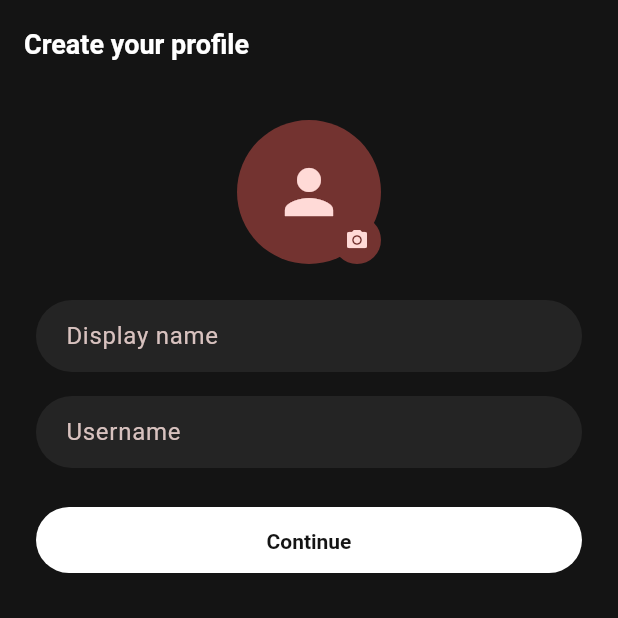
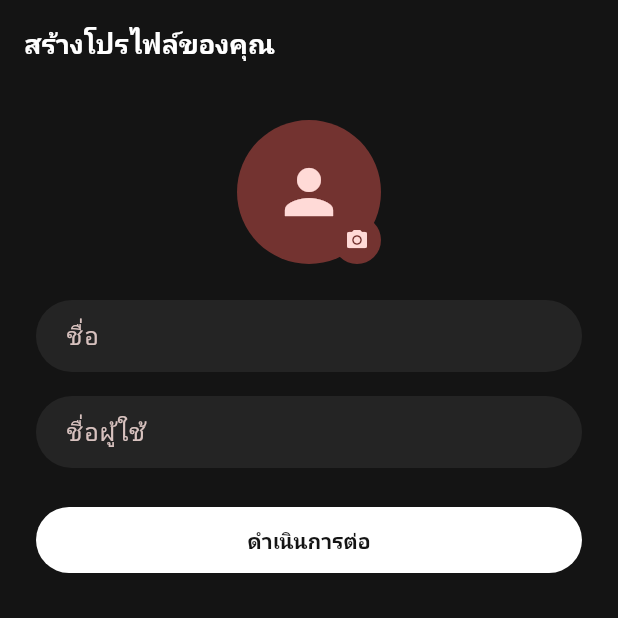
Before and after one commit to fark-tee/fark-tee-app, a Flutter app: the CreateProfileScreen screen opened by its route, on a phone screen of 412 x 824 dp, the top half of it. Run offline on Flutter 3.47's test engine with Material 3 defaults, Android fonts, the phone set to English and light mode, and no system bars; our stand-ins replace audioplayers, dio, firebase_core, firebase_messaging, flutter_dotenv, flutter_local_notifications and 6 more; missing offline and left inert: flutter_web_auth_2; accounts and stored records are empty; Roboto replaces fonts that are missing (Prompt).

Commit message:
✨feat: Localize UI text to Thai across various screens and components

```diff
--- a/lib/core/location/location_service.dart
+++ b/lib/core/location/location_service.dart
@@ -12,7 +12,7 @@ class LocationService {
   Future<LatLng> getCurrentPosition() async {
     if (!await Geolocator.isLocationServiceEnabled()) {
       throw const LocationServiceException(
-        'Location services are turned off. Enable them to share your position.',
+        'บริการระบุตำแหน่งถูกปิดอยู่ กรุณาเปิดใช้งานเพื่อแชร์ตำแหน่งของคุณ',
       );
     }
 
@@ -24,7 +24,7 @@ class LocationService {
     if (permission == LocationPermission.denied ||
         permission == LocationPermission.deniedForever) {
       throw const LocationServiceException(
-        'Location permission is required to share your position.',
+        'ต้องได้รับสิทธิ์เข้าถึงตำแหน่งเพื่อแชร์ตำแหน่งของคุณ',
       );
     }
 
--- a/lib/core/notifications/nudge_notification_service.dart
+++ b/lib/core/notifications/nudge_notification_service.dart
@@ -36,9 +36,9 @@ class NudgeNotificationService {
   final FlutterLocalNotificationsPlugin plugin;
 
   static const String channelId = 'nudge_channel';
-  static const String channelName = 'Nudge Alerts';
+  static const String channelName = 'แจ้งเตือนเร่งเพื่อน';
   static const String channelDescription =
-      'Full-screen alerts when a friend nudges you to hurry up to a meetup.';
+      'แจ้งเตือนเต็มจอเมื่อเพื่อนเร่งให้คุณรีบมาที่นัด';
 
   static const AndroidNotificationChannel _androidChannel = AndroidNotificationChannel(
     channelId,
--- a/lib/core/places/nominatim_places_repository.dart
+++ b/lib/core/places/nominatim_places_repository.dart
@@ -67,7 +67,7 @@ class NominatimPlacesRepository implements PlacesRepository {
   }
 
   PlaceResult _toPlaceResult(Map<String, dynamic> json) {
-    final displayName = json['display_name'] as String? ?? 'Unknown place';
+    final displayName = json['display_name'] as String? ?? 'ไม่ทราบชื่อสถานที่';
     final shortName = (json['name'] as String?)?.trim();
     final name = (shortName != null && shortName.isNotEmpty)
         ? shortName
--- a/lib/features/auth/auth_controller.dart
+++ b/lib/features/auth/auth_controller.dart
@@ -81,7 +81,7 @@ class AuthController extends ChangeNotifier {
         _update(AuthStatus.authenticated);
       }
     } catch (_) {
-      errorMessage = 'Sign-in was cancelled or failed. Please try again.';
+      errorMessage = 'การเข้าสู่ระบบถูกยกเลิกหรือไม่สำเร็จ กรุณาลองใหม่อีกครั้ง';
       notifyListeners();
     }
   }
@@ -115,7 +115,7 @@ class AuthController extends ChangeNotifier {
       try {
         user = await _authRepository.uploadProfileImage(profileImageFile);
       } on DioException {
-        errorMessage = 'Could not upload your photo. Please try again.';
+        errorMessage = 'อัปโหลดรูปภาพไม่สำเร็จ กรุณาลองใหม่อีกครั้ง';
         notifyListeners();
         return false;
       }
@@ -132,9 +132,9 @@ class AuthController extends ChangeNotifier {
       return true;
     } on DioException catch (e) {
       if (e.response?.statusCode == 409) {
-        usernameError = 'That username is already taken';
+        usernameError = 'ชื่อผู้ใช้นี้ถูกใช้ไปแล้ว';
       } else {
-        errorMessage = 'Could not save your profile. Please try again.';
+        errorMessage = 'บันทึกโปรไฟล์ไม่สำเร็จ กรุณาลองใหม่อีกครั้ง';
       }
       notifyListeners();
       return false;
--- a/lib/features/auth/screens/create_profile_screen.dart
+++ b/lib/features/auth/screens/create_profile_screen.dart
@@ -53,10 +53,10 @@ class _CreateProfileScreenState extends State<CreateProfileScreen> {
   String? _validateUsername(String? value) {
     final trimmed = value?.trim() ?? '';
     if (trimmed.length < 3 || trimmed.length > 20) {
-      return 'Username must be 3-20 characters';
+      return 'ชื่อผู้ใช้ต้องมี 3-20 ตัวอักษร';
     }
     if (!_usernamePattern.hasMatch(trimmed)) {
-      return 'Only letters, numbers, and underscores';
+      return 'ใช้ได้เฉพาะตัวอักษร ตัวเลข และขีดล่างเท่านั้น';
     }
     return context.read<AuthController>().usernameError;
   }
@@ -147,7 +147,7 @@ class _CreateProfileScreenState extends State<CreateProfileScreen> {
     }
 
     return Scaffold(
-      appBar: AppBar(title: const Text('Create your profile')),
+      appBar: AppBar(title: const Text('สร้างโปรไฟล์ของคุณ')),
       body: SafeArea(
         child: Padding(
           padding: const EdgeInsets.all(24),
@@ -182,18 +182,18 @@ class _CreateProfileScreenState extends State<CreateProfileScreen> {
                 TextFormField(
                   controller: _nameController,
                   decoration: const InputDecoration(
-                    labelText: 'Display name',
+                    labelText: 'ชื่อ',
                     border: OutlineInputBorder(),
                   ),
                   textInputAction: TextInputAction.next,
                   validator: (value) =>
-                      (value?.trim().isEmpty ?? true) ? 'Display name is required' : null,
+                      (value?.trim().isEmpty ?? true) ? 'กรุณากรอกชื่อ' : null,
                 ),
                 const SizedBox(height: 16),
                 TextFormField(
                   controller: _usernameController,
                   decoration: const InputDecoration(
-                    labelText: 'Username',
+                    labelText: 'ชื่อผู้ใช้',
                     prefixText: '@',
                     border: OutlineInputBorder(),
                   ),
@@ -217,7 +217,7 @@ class _CreateProfileScreenState extends State<CreateProfileScreen> {
                   width: double.infinity,
                   child: FilledButton(
                     onPressed: _saving ? null : _submit,
-                    child: Text(_saving ? 'Saving...' : 'Continue'),
+                    child: Text(_saving ? 'กำลังบันทึก...' : 'ดำเนินการต่อ'),
                   ),
                 ),
               ],
--- a/lib/features/auth/screens/sign_in_screen.dart
+++ b/lib/features/auth/screens/sign_in_screen.dart
@@ -43,13 +43,13 @@ class _SignInScreenState extends State<SignInScreen> {
                 const Icon(Icons.directions_car_filled, size: 72),
                 const SizedBox(height: 16),
                 Text(
-                  'Welcome to fark-tee',
+                  'ยินดีต้อนรับสู่ fark-tee',
                   style: Theme.of(context).textTheme.headlineSmall,
                   textAlign: TextAlign.center,
                 ),
                 const SizedBox(height: 8),
                 const Text(
-                  'Create an account to get started.',
+                  'สร้างบัญชีเพื่อเริ่มต้นใช้งาน',
                   textAlign: TextAlign.center,
                 ),
                 const SizedBox(height: 32),
@@ -63,7 +63,7 @@ class _SignInScreenState extends State<SignInScreen> {
                         )
                       : const Icon(Icons.login),
                   label: Text(
-                    _loading ? 'Signing in...' : 'Continue with Google',
+                    _loading ? 'กำลังเข้าสู่ระบบ...' : 'เข้าสู่ระบบด้วย Google',
                   ),
                 ),
               ],
--- a/lib/features/home/home_screen.dart
+++ b/lib/features/home/home_screen.dart
@@ -131,7 +131,7 @@ class _HomeScreenState extends State<HomeScreen> {
           id: 'current-position',
           position: position,
           type: MapMarkerType.member,
-          label: 'You',
+          label: 'คุณ',
           isCurrentUser: true,
         ),
     ];
@@ -324,7 +324,7 @@ class _SearchResults extends StatelessWidget {
           : results.isEmpty
           ? Padding(
               padding: const EdgeInsets.all(AppSpacing.lg),
-              child: Text('No places found', style: AppTextStyles.captionMd),
+              child: Text('ไม่พบสถานที่', style: AppTextStyles.captionMd),
             )
           : ListView.separated(
               shrinkWrap: true,
@@ -442,7 +442,7 @@ class _ActiveGroupsCard extends StatelessWidget {
             ),
           ),
           const SizedBox(height: AppSpacing.xs),
-          Text('$arrived of $total arrived', style: AppTextStyles.captionMd),
+          Text('ถึงแล้ว $arrived จาก $total คน', style: AppTextStyles.captionMd),
         ],
       ),
     );
--- a/lib/features/meetups/meetups_controller.dart
+++ b/lib/features/meetups/meetups_controller.dart
@@ -258,15 +258,15 @@ class MeetupsController extends ChangeNotifier {
   /// sharing that silently never started.
   String _tripErrorMessage(
     DioException e, {
-    String fallback = 'Could not update your status. Please try again.',
+    String fallback = 'อัปเดตสถานะไม่สำเร็จ กรุณาลองใหม่อีกครั้ง',
   }) {
     final data = e.response?.data;
     final code = data is Map ? data['code'] as String? : null;
     switch (code) {
       case 'NOT_PARTY_MEMBER':
-        return "You haven't accepted this meetup's invite yet, so your location can't be shared.";
+        return 'คุณยังไม่ได้ตอบรับคำเชิญเข้าร่วมตี้นี้ จึงยังแชร์ตำแหน่งไม่ได้';
       case 'PARTY_NOT_FOUND':
-        return 'This meetup no longer exists.';
+        return 'ตี้นี้ไม่มีอยู่แล้ว';
       default:
         return fallback;
     }
@@ -291,7 +291,7 @@ class MeetupsController extends ChangeNotifier {
     } on DioException catch (e) {
       errorMessage = _tripErrorMessage(
         e,
-        fallback: 'Could not upload your story. Please try again.',
+        fallback: 'อัปโหลดสตอรี่ไม่สำเร็จ กรุณาลองใหม่อีกครั้ง',
       );
       notifyListeners();
       return false;
--- a/lib/features/meetups/screens/create_meetup/create_meetup_screen.dart
+++ b/lib/features/meetups/screens/create_meetup/create_meetup_screen.dart
@@ -23,7 +23,7 @@ class CreateMeetupScreen extends StatefulWidget {
 }
 
 class _CreateMeetupScreenState extends State<CreateMeetupScreen> {
-  static const _stepTitles = ['Select Location', 'Meetup Details', 'Invite Friends'];
+  static const _stepTitles = ['เลือกสถานที่', 'รายละเอียดตี้', 'เชิญเพื่อน'];
 
   int _step = 0;
 
@@ -117,7 +117,7 @@ class _WizardHeader extends StatelessWidget {
               ),
               const SizedBox(height: 2),
               Text(
-                'Create Meetup · Step ${step + 1} of 3',
+                'สร้างตี้ · ขั้นตอนที่ ${step + 1} จาก 3',
                 style: AppTextStyles.captionMd,
               ),
             ],
--- a/lib/features/meetups/screens/create_meetup/select_location_step.dart
+++ b/lib/features/meetups/screens/create_meetup/select_location_step.dart
@@ -115,7 +115,7 @@ class _SelectLocationStepState extends State<SelectLocationStep> {
             controller: _searchController,
             style: AppTextStyles.bodyMd,
             decoration: InputDecoration(
-              hintText: 'Search for a place',
+              hintText: 'ค้นหาสถานที่',
               hintStyle: AppTextStyles.bodyMd.copyWith(color: AppColors.textMuted),
               prefixIcon: const Icon(Icons.search, color: AppColors.textMuted),
               border: InputBorder.none,
@@ -147,7 +147,7 @@ class _SelectLocationStepState extends State<SelectLocationStep> {
                 : _results.isEmpty
                 ? Padding(
                     padding: const EdgeInsets.all(AppSpacing.lg),
-                    child: Text('No places found', style: AppTextStyles.captionMd),
+                    child: Text('ไม่พบสถานที่', style: AppTextStyles.captionMd),
                   )
                 : ListView.separated(
                     shrinkWrap: true,
@@ -208,7 +208,7 @@ class _SelectLocationStepState extends State<SelectLocationStep> {
         ],
         const SizedBox(height: AppSpacing.lg),
         PillButton(
-          label: 'Confirm Location',
+          label: 'ยืนยันสถานที่',
           onPressed: _selected == null ? null : _confirm,
         ),
         const SizedBox(height: AppSpacing.lg),
```
Also changed, not shown: lib/core/utils/date_format.dart (+10 -10 lines), lib/core/widgets/section_header.dart (+11 -2 lines), lib/features/groups/screens/groups_screen.dart (+11 -11 lines), lib/features/meetups/screens/create_meetup/invite_friends_step.dart (+5 -5 lines), lib/features/meetups/screens/create_meetup/meetup_details_step.dart (+10 -10 lines), lib/features/meetups/screens/live_meetup_screen.dart (+5 -4 lines), lib/features/meetups/screens/meetup_detail_screen.dart (+23 -23 lines), lib/features/profile/data/mock_badges_repository.dart (+4 -4 lines), lib/features/profile/screens/profile_screen.dart (+5 -5 lines).
